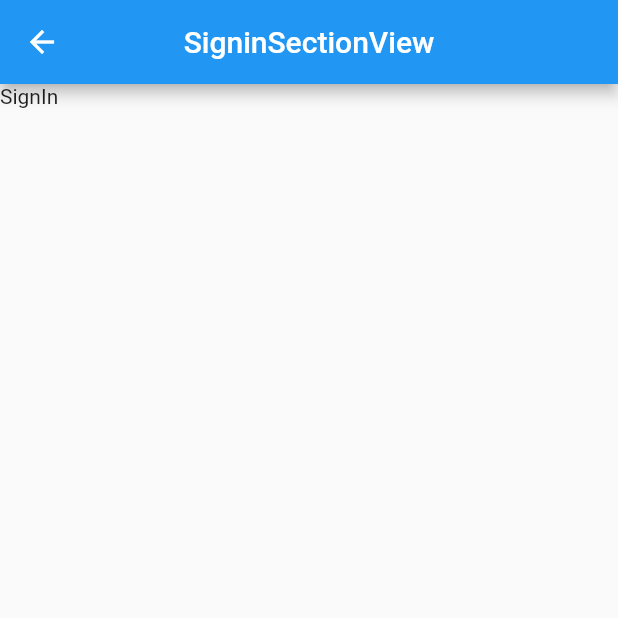
After one commit to Serkhani/energyapp, a Flutter app: the SignInView screen opened by its route, on a phone screen of 412 x 824 dp, the top half of it. The commit adds this screen. Run offline on Flutter 3.47's test engine with Material 2 defaults, Android fonts, the phone set to English and light mode, and no system bars; our stand-ins replace get.

Commit message:
added sign in section and get set up

```diff
--- /dev/null
+++ b/lib/app/modules/sign_in/views/sign_in_view.dart
@@ -0,0 +1,20 @@
+import 'package:energy/app/modules/sign_in/views/signin_section_view.dart';
+import 'package:flutter/material.dart';
+
+import 'package:get/get.dart';
+
+import '../controllers/sign_in_controller.dart';
+
+class SignInView extends GetView<SignInController> {
+  const SignInView({Key? key}) : super(key: key);
+  @override
+  Widget build(BuildContext context) {
+    return Scaffold(
+      body: Stack(
+        children: const [
+          SignInSectionView()
+        ],
+      ),
+    );
+  }
+}
--- /dev/null
+++ b/lib/app/modules/sign_in/views/signin_section_view.dart
@@ -0,0 +1,17 @@
+import 'package:flutter/material.dart';
+
+import 'package:get/get.dart';
+
+class SignInSectionView extends GetView {
+  const SignInSectionView({Key? key}) : super(key: key);
+  @override
+  Widget build(BuildContext context) {
+    return Scaffold(
+      appBar: AppBar(
+        title: const Text('SigninSectionView'),
+        centerTitle: true,
+      ),
+      body: Text('SignIn')
+    );
+  }
+}
--- a/lib/app/routes/app_routes.dart
+++ b/lib/app/routes/app_routes.dart
@@ -4,9 +4,11 @@ part of 'app_pages.dart';
 abstract class Routes {
   Routes._();
   static const HOME = _Paths.HOME;
+  static const SIGN_IN = _Paths.SIGN_IN;
 }
 
 abstract class _Paths {
   _Paths._();
   static const HOME = '/home';
+  static const SIGN_IN = '/sign-in';
 }
```
Also changed, not shown: lib/app/modules/sign_in/bindings/sign_in_binding.dart (added, +12 -0 lines), lib/app/modules/sign_in/controllers/sign_in_controller.dart (added, +23 -0 lines), lib/app/routes/app_pages.dart (+7 -0 lines).
